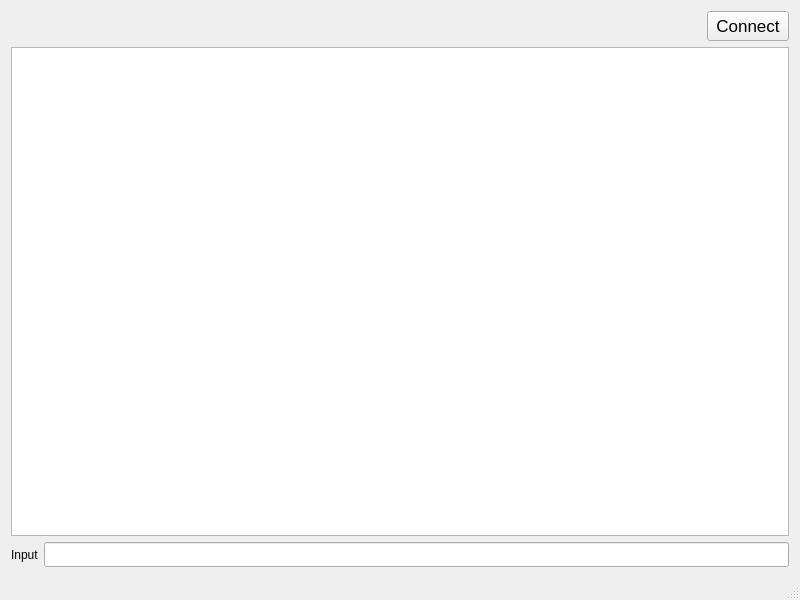
This is mainwindow.ui in develer-staff/cutecom-ng as Qt 5 draws it before an edit. The edited form follows.
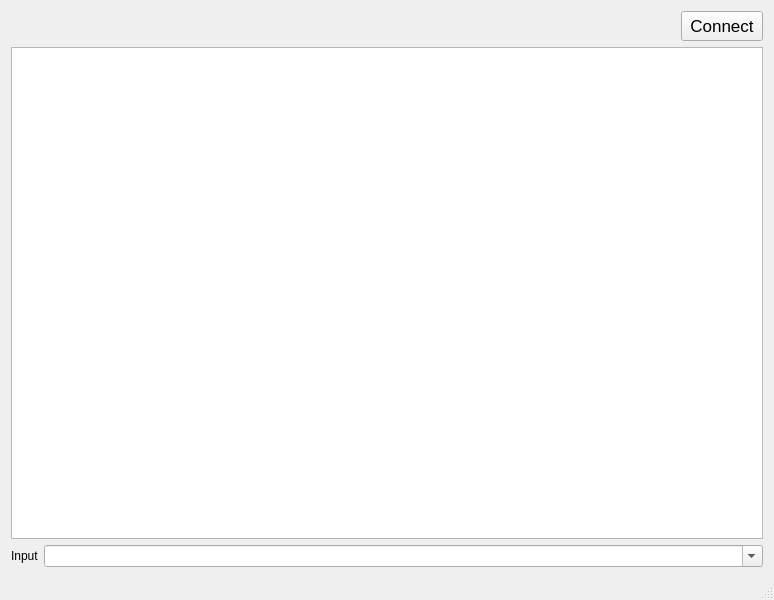
This is the edited form. Custom widgets are drawn as their Qt base class.

What changed in the file:
```diff
--- a/mainwindow.ui
+++ b/mainwindow.ui
@@ -6,7 +6,7 @@
    <rect>
     <x>0</x>
     <y>0</y>
-    <width>800</width>
+    <width>774</width>
     <height>600</height>
    </rect>
   </property>
@@ -76,12 +76,21 @@
        </widget>
       </item>
       <item>
-       <widget class="QLineEdit" name="textInput">
-        <property name="minimumSize">
-         <size>
-          <width>0</width>
-          <height>25</height>
-         </size>
+       <widget class="HistoryComboBox" name="inputBox">
+        <property name="sizePolicy">
+         <sizepolicy hsizetype="Expanding" vsizetype="Fixed">
+          <horstretch>0</horstretch>
+          <verstretch>0</verstretch>
+         </sizepolicy>
+        </property>
+        <property name="editable">
+         <bool>true</bool>
+        </property>
+        <property name="sizeAdjustPolicy">
+         <enum>QComboBox::AdjustToContents</enum>
+        </property>
+        <property name="duplicatesEnabled">
+         <bool>false</bool>
         </property>
        </widget>
       </item>
@@ -92,6 +101,13 @@
   <widget class="QStatusBar" name="statusBar"/>
  </widget>
  <layoutdefault spacing="6" margin="11"/>
+ <customwidgets>
+  <customwidget>
+   <class>HistoryComboBox</class>
+   <extends>QComboBox</extends>
+   <header>historycombobox.h</header>
+  </customwidget>
+ </customwidgets>
  <resources/>
  <connections/>
 </ui>
```
